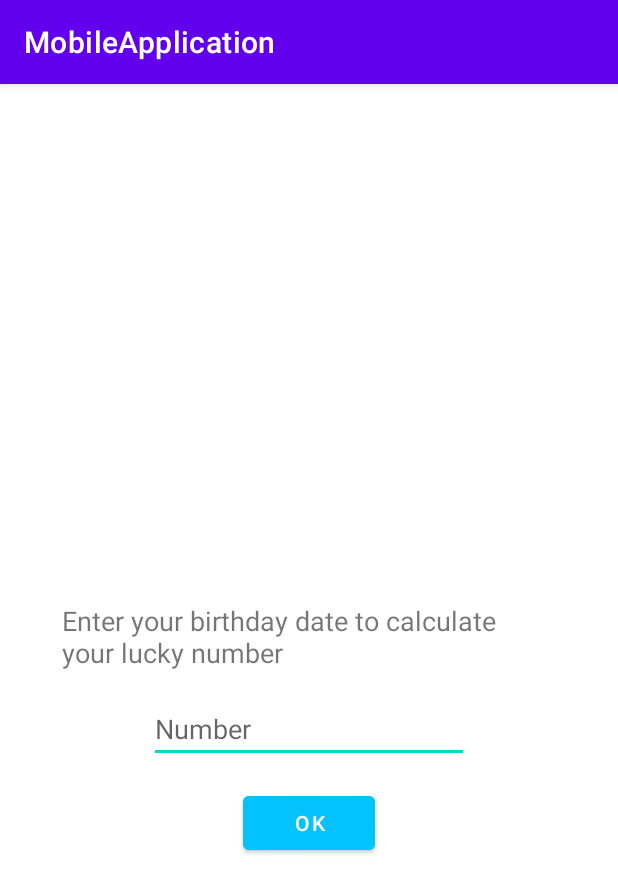
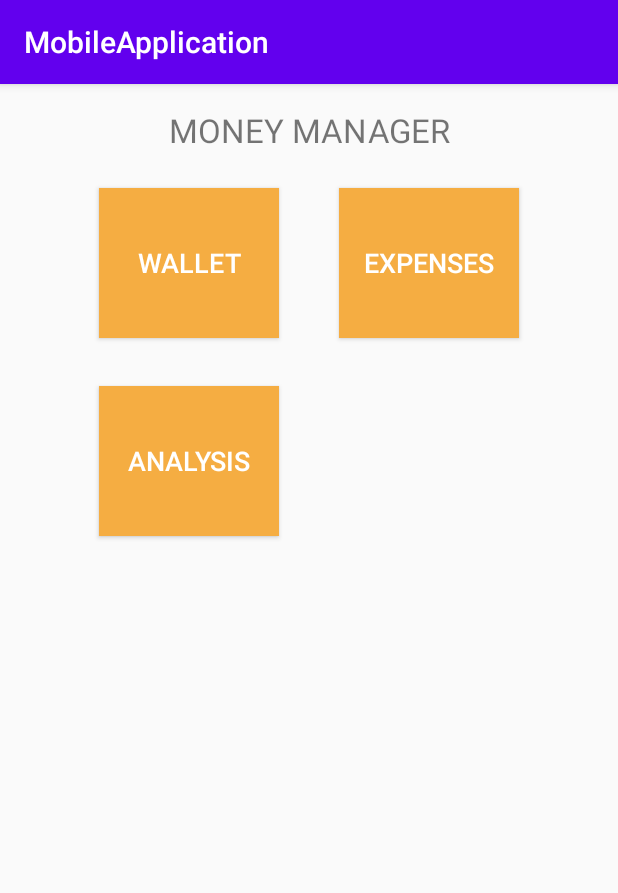
Before and after one commit to DivineBee/AndroidApp, an Android app: the screen it shows after launch (MainActivity), on a phone screen of 412 x 824 dp. Shown: the top 893 px of the screen. Run offline under Robolectric (Android 15) with nearby library versions, the phone set to English and light mode, and no system bars.

Commit message:
Lab2 done

```diff
--- a/app/src/main/AndroidManifest.xml
+++ b/app/src/main/AndroidManifest.xml
@@ -9,7 +9,8 @@
         android:roundIcon="@mipmap/ic_launcher_round"
         android:supportsRtl="true"
         android:theme="@style/Theme.MobileApplication">
-        <activity android:name=".SecondActivity"></activity>
+        <activity android:name=".DetailsActivity"></activity>
+        <activity android:name=".SecondActivity" />
         <activity android:name=".MainActivity">
             <intent-filter>
                 <action android:name="android.intent.action.MAIN" />
--- /dev/null
+++ b/app/src/main/java/com/beatrix/mobileapplication/Expenses.kt
@@ -0,0 +1,5 @@
+package com.beatrix.mobileapplication
+
+data class Expenses(var category: String, var amount: Double, var description: String, var categoryImage: Int ) {
+
+}
--- a/app/src/main/java/com/beatrix/mobileapplication/MainActivity.kt
+++ b/app/src/main/java/com/beatrix/mobileapplication/MainActivity.kt
@@ -5,80 +5,22 @@ import androidx.appcompat.app.AppCompatActivity
 import android.os.Bundle
 import android.util.Log
 import android.view.View
-import android.widget.TextView
+import android.widget.Button
+import androidx.recyclerview.widget.LinearLayoutManager
 import kotlinx.android.synthetic.main.activity_main.*
-
-private const val TAG = "MainActivity"
-private const val TEXT_CONTENTS = "TextContent"
+import kotlinx.android.synthetic.main.activity_second.*
 
 class MainActivity : AppCompatActivity() {
-    private var plainDescr: TextView? = null
 
     override fun onCreate(savedInstanceState: Bundle?) {
-        Log.d(TAG, "onCreate: called")
         super.onCreate(savedInstanceState)
         setContentView(R.layout.activity_main)
 
-        val intent = getIntent()
-        var values: String = ""
+        val buttonExpenses = findViewById<Button>(R.id.buttonExpenses)
 
-        val lucky = if (intent.getStringExtra("luckyNumber") == null) ""
-        else intent.getStringExtra("luckyNumber")
-
-        luckyNumber.text = lucky.toString()
-    }
-
-    fun onOkButtonClick(view: View) {
-        Log.d(TAG, "onClick: called")
-
-        val dateNumber = birthNumber.text.toString().toInt()
-
-        val intent = Intent(this@MainActivity, SecondActivity::class.java)
-        intent.putExtra("Number", dateNumber)
-        startActivity(intent)
-    }
-
-    override fun onStart() {
-        Log.d(TAG, "onStart: called")
-        super.onStart()
-    }
-
-    override fun onRestoreInstanceState(savedInstanceState: Bundle) {
-        Log.d(TAG, "onRestoreInstanceState: called")
-        super.onRestoreInstanceState(savedInstanceState)
-//        val savedString = savedInstanceState?.getString(TEXT_CONTENTS, "")
-//        textView?.text = savedString
-        plainDescr?.text = savedInstanceState?.getString(TEXT_CONTENTS, "")
-    }
-
-    override fun onResume() {
-        Log.d(TAG, "onResume: called")
-        super.onResume()
-    }
-
-    override fun onDestroy() {
-        Log.d(TAG, "onDestroy: called")
-        super.onDestroy()
-    }
-
-    override fun onPause() {
-        Log.d(TAG, "onPause: called")
-        super.onPause()
-    }
-
-    override fun onSaveInstanceState(outState: Bundle) {
-        Log.d(TAG, "onSaveInstanceState: called")
-        super.onSaveInstanceState(outState)
-        outState?.putString(TEXT_CONTENTS, plainDescr?.text.toString())
-    }
-
-    override fun onStop() {
-        Log.d(TAG, "onStop: called")
-        super.onStop()
-    }
-
-    override fun onRestart() {
-        Log.d(TAG, "onRestart: called")
-        super.onRestart()
+        buttonExpenses.setOnClickListener{
+            val intent = Intent(this, SecondActivity::class.java)
+            startActivity(intent)
+        }
     }
 }
--- a/app/src/main/res/layout/activity_main.xml
+++ b/app/src/main/res/layout/activity_main.xml
@@ -6,60 +6,58 @@
     android:layout_height="match_parent"
     tools:context=".MainActivity">
 
-    <EditText
-        android:id="@+id/birthNumber"
-        android:layout_width="wrap_content"
-        android:layout_height="wrap_content"
-        android:layout_marginStart="16dp"
-        android:layout_marginTop="16dp"
-        android:layout_marginEnd="16dp"
-        android:ems="10"
-        android:hint="Number"
-        android:inputType="number"
-        app:layout_constraintEnd_toEndOf="parent"
-        app:layout_constraintStart_toStartOf="parent"
-        app:layout_constraintTop_toBottomOf="@+id/plainDescr" />
-
     <TextView
-        android:id="@+id/plainDescr"
+        android:id="@+id/textMoney"
         android:layout_width="328dp"
         android:layout_height="wrap_content"
-        android:layout_marginStart="16dp"
-        android:layout_marginEnd="16dp"
-        android:layout_marginBottom="32dp"
+        android:layout_marginStart="24dp"
+        android:layout_marginTop="16dp"
+        android:layout_marginEnd="24dp"
         android:scrollIndicators="end|right"
         android:scrollbars="vertical"
-        android:text="Enter your birthday date to calculate your lucky number"
-        android:textSize="18sp"
-        app:layout_constraintBottom_toBottomOf="parent"
+        android:text="MONEY MANAGER"
+        android:textAlignment="center"
+        android:textSize="22sp"
         app:layout_constraintEnd_toEndOf="parent"
-        app:layout_constraintHorizontal_bias="0.49"
         app:layout_constraintStart_toStartOf="parent"
         app:layout_constraintTop_toTopOf="parent" />
 
     <Button
-        android:id="@+id/btnOk"
-        android:layout_width="wrap_content"
-        android:layout_height="wrap_content"
-        android:layout_marginStart="16dp"
-        android:layout_marginTop="16dp"
-        android:layout_marginEnd="16dp"
-        android:backgroundTint="#03c2fc"
-        android:onClick="onOkButtonClick"
-        android:text="OK"
-        app:layout_constraintEnd_toEndOf="parent"
-        app:layout_constraintStart_toStartOf="parent"
-        app:layout_constraintTop_toBottomOf="@+id/birthNumber" />
+        android:id="@+id/buttonWallet"
+        android:layout_width="120dp"
+        android:layout_height="100dp"
+        android:layout_marginStart="24dp"
+        android:layout_marginTop="24dp"
+        android:background="#f5ad42"
+        android:ellipsize="middle"
+        android:text="Wallet"
+        android:textColor="@color/white"
+        android:textSize="18sp"
+        app:layout_constraintStart_toStartOf="@+id/textMoney"
+        app:layout_constraintTop_toBottomOf="@+id/textMoney" />
 
-    <TextView
-        android:id="@+id/luckyNumber"
-        android:layout_width="wrap_content"
-        android:layout_height="wrap_content"
-        android:layout_marginStart="16dp"
-        android:layout_marginTop="16dp"
-        android:layout_marginEnd="16dp"
+    <Button
+        android:id="@+id/buttonExpenses"
+        android:layout_width="120dp"
+        android:layout_height="100dp"
+        android:layout_marginEnd="24dp"
+        android:background="#f5ad42"
+        android:text="Expenses"
+        android:textColor="@color/white"
         android:textSize="18sp"
-        app:layout_constraintEnd_toEndOf="parent"
-        app:layout_constraintStart_toStartOf="parent"
-        app:layout_constraintTop_toBottomOf="@+id/btnOk" />
+        app:layout_constraintBaseline_toBaselineOf="@+id/buttonWallet"
+        app:layout_constraintEnd_toEndOf="@+id/textMoney" />
+
+    <Button
+        android:id="@+id/buttonAnalysis"
+        android:layout_width="120dp"
+        android:layout_height="100dp"
+        android:layout_marginTop="32dp"
+        android:background="#f5ad42"
+        android:text="Analysis"
+        android:textColor="@color/white"
+        android:textSize="18sp"
+        app:layout_constraintStart_toStartOf="@+id/buttonWallet"
+        app:layout_constraintTop_toBottomOf="@+id/buttonWallet" />
+
 </androidx.constraintlayout.widget.ConstraintLayout>
--- a/app/src/main/res/values-night/themes.xml
+++ b/app/src/main/res/values-night/themes.xml
@@ -1,6 +1,6 @@
 <resources xmlns:tools="http://schemas.android.com/tools">
     <!-- Base application theme. -->
-    <style name="Theme.MobileApplication" parent="Theme.MaterialComponents.DayNight.DarkActionBar">
+    <style name="Theme.MobileApplication" parent="Theme.AppCompat.DayNight.DarkActionBar">
         <!-- Primary brand color. -->
         <item name="colorPrimary">@color/purple_200</item>
         <item name="colorPrimaryVariant">@color/purple_700</item>
--- a/app/src/main/res/values/themes.xml
+++ b/app/src/main/res/values/themes.xml
@@ -1,6 +1,6 @@
 <resources xmlns:tools="http://schemas.android.com/tools">
     <!-- Base application theme. -->
-    <style name="Theme.MobileApplication" parent="Theme.MaterialComponents.DayNight.DarkActionBar">
+    <style name="Theme.MobileApplication" parent="Theme.AppCompat.DayNight.DarkActionBar">
         <!-- Primary brand color. -->
         <item name="colorPrimary">@color/purple_500</item>
         <item name="colorPrimaryVariant">@color/purple_700</item>
```
Also changed, not shown: app/build.gradle (+9 -1 lines), app/src/main/java/com/beatrix/mobileapplication/DetailsActivity.kt (added, +22 -0 lines), app/src/main/java/com/beatrix/mobileapplication/ExpensesAdapter.kt (added, +55 -0 lines), app/src/main/java/com/beatrix/mobileapplication/SecondActivity.kt (+30 -66 lines), app/src/main/res/layout/activity_details.xml (added, +70 -0 lines), app/src/main/res/layout/activity_second.xml (+13 -47 lines), app/src/main/res/layout/expenses_list_layout.xml (added, +57 -0 lines).
